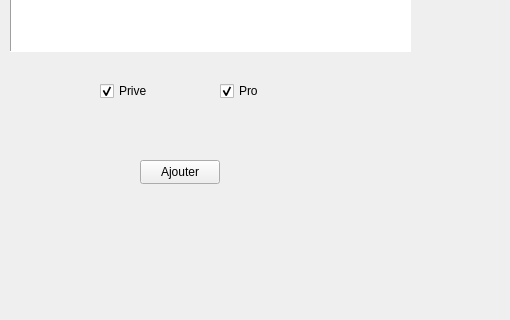
This is My_annuaire/UI/mainwindow.ui in Yedd-Yedd/My_annuaire as Qt 5 draws it before an edit; both pictures show x 0 to 510 and y 237 to 557 of the 814 by 557 pixel window. The edited form follows.
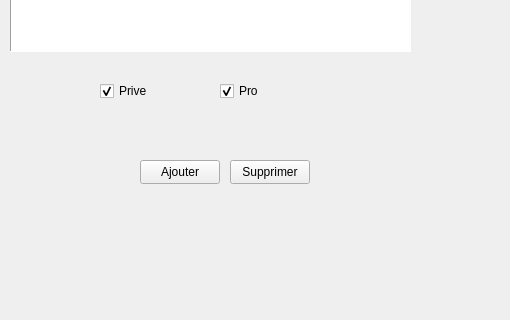
This is the edited form.

```diff
--- a/My_annuaire/UI/mainwindow.ui
+++ b/My_annuaire/UI/mainwindow.ui
@@ -119,6 +119,19 @@
      <bool>true</bool>
     </property>
    </widget>
+   <widget class="QPushButton" name="btnSupprimer">
+    <property name="geometry">
+     <rect>
+      <x>230</x>
+      <y>380</y>
+      <width>80</width>
+      <height>24</height>
+     </rect>
+    </property>
+    <property name="text">
+     <string>Supprimer</string>
+    </property>
+   </widget>
   </widget>
   <widget class="QMenuBar" name="menuBar">
    <property name="geometry">
```
Left out of the diff: 8 changed lines with no effect on the pictures.
